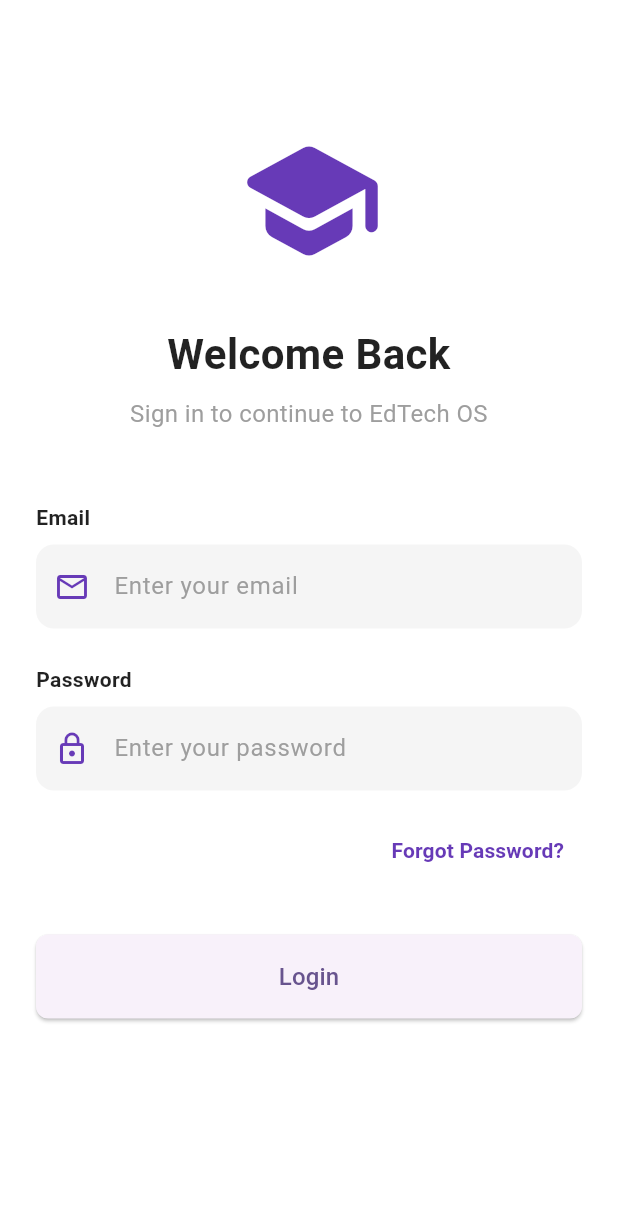
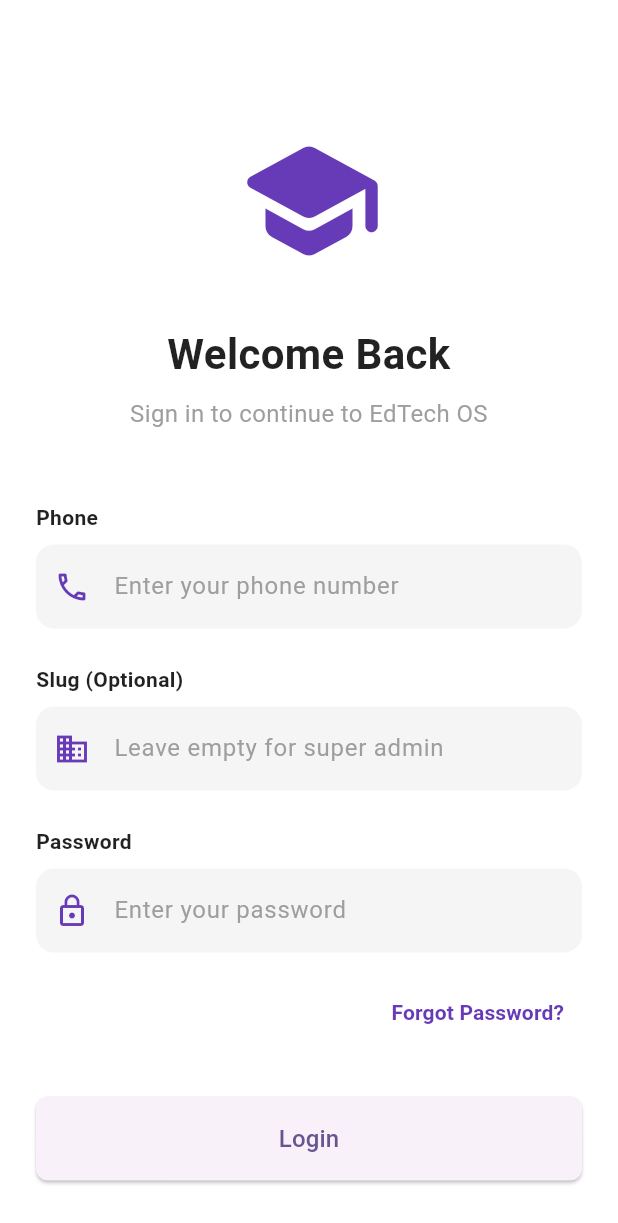
Before and after one commit to AveenoD/LMS, a Flutter app: the screen it shows after launch, on a phone screen of 412 x 824 dp. Shown: the top 1223 px of the screen. Run offline on Flutter 3.47's test engine with Material 3 defaults, Android fonts, the phone set to English and light mode, and no system bars; our stand-ins replace flutter_riverpod, shared_preferences.

Commit message:
feat: update authentication flow to support phone login and optional slug input

```diff
--- a/mobile/lib/screens/auth/login_screen.dart
+++ b/mobile/lib/screens/auth/login_screen.dart
@@ -13,21 +13,27 @@ class LoginScreen extends ConsumerStatefulWidget {
 }
 
 class _LoginScreenState extends ConsumerState<LoginScreen> {
-  final TextEditingController _emailController = TextEditingController();
+  final TextEditingController _phoneController = TextEditingController();
+  final TextEditingController _slugController = TextEditingController();
   final TextEditingController _passwordController = TextEditingController();
 
   void _handleLogin() async {
-    final email = _emailController.text.trim();
+    final phone = _phoneController.text.trim();
+    final slug = _slugController.text.trim().isEmpty
+        ? null
+        : _slugController.text.trim();
     final password = _passwordController.text;
 
-    if (email.isEmpty || password.isEmpty) {
+    if (phone.isEmpty || password.isEmpty) {
       ScaffoldMessenger.of(context).showSnackBar(
-        const SnackBar(content: Text('Please enter both email and password.')),
+        const SnackBar(content: Text('Please enter phone and password.')),
       );
       return;
     }
 
-    final success = await ref.read(authProvider.notifier).login(email, password);
+    final success = await ref
+        .read(authProvider.notifier)
+        .login(phone, password, slug: slug);
 
     if (success && mounted) {
       Navigator.pushReplacement(
@@ -44,7 +50,8 @@ class _LoginScreenState extends ConsumerState<LoginScreen> {
 
   @override
   void dispose() {
-    _emailController.dispose();
+    _phoneController.dispose();
+    _slugController.dispose();
     _passwordController.dispose();
     super.dispose();
   }
@@ -83,17 +90,21 @@ class _LoginScreenState extends ConsumerState<LoginScreen> {
               const Text(
                 'Sign in to continue to EdTech OS',
                 textAlign: TextAlign.center,
-                style: TextStyle(
-                  fontSize: 16,
-                  color: Colors.grey,
-                ),
+                style: TextStyle(fontSize: 16, color: Colors.grey),
               ),
               const SizedBox(height: 48),
               CustomTextField(
-                label: 'Email',
-                hint: 'Enter your email',
-                prefixIcon: Icons.email_outlined,
-                controller: _emailController,
+                label: 'Phone',
+                hint: 'Enter your phone number',
+                prefixIcon: Icons.phone_outlined,
+                controller: _phoneController,
+              ),
+              const SizedBox(height: 24),
+              CustomTextField(
+                label: 'Slug (Optional)',
+                hint: 'Leave empty for super admin',
+                prefixIcon: Icons.business_outlined,
+                controller: _slugController,
               ),
               const SizedBox(height: 24),
               CustomTextField(
@@ -110,7 +121,10 @@ class _LoginScreenState extends ConsumerState<LoginScreen> {
                   onPressed: () {},
                   child: const Text(
                     'Forgot Password?',
-                    style: TextStyle(color: Colors.deepPurple, fontWeight: FontWeight.w600),
+                    style: TextStyle(
+                      color: Colors.deepPurple,
+                      fontWeight: FontWeight.w600,
+                    ),
                   ),
                 ),
               ),
```
Also changed, not shown: mobile/lib/providers/auth_provider.dart (+84 -25 lines), mobile/lib/providers/dashboard_provider.dart (+28 -1 lines), mobile/lib/providers/management_providers.dart (+45 -1 lines), 1 other file.
